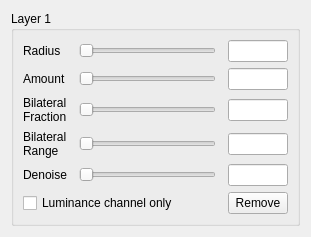
First picture: the form in planetary_system_stacker/sharpening_layer_widget.ui, repository Rolf-Hempel/PlanetarySystemStacker, before the edit.
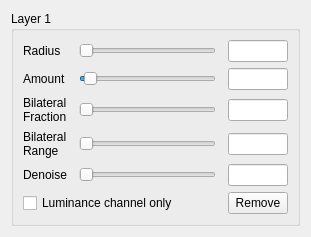
Second picture: the form after the edit.

Commit message: Implement Denoise filter

The edit to the form file:
```diff
--- a/planetary_system_stacker/sharpening_layer_widget.ui
+++ b/planetary_system_stacker/sharpening_layer_widget.ui
@@ -184,6 +184,9 @@
         <property name="pageStep">
          <number>1</number>
         </property>
+        <property name="value">
+         <number>3</number>
+        </property>
         <property name="orientation">
          <enum>Qt::Horizontal</enum>
         </property>
```
Left out of the diff: 18 changed lines with no effect on the pictures. The commit also changes 2 other files.
